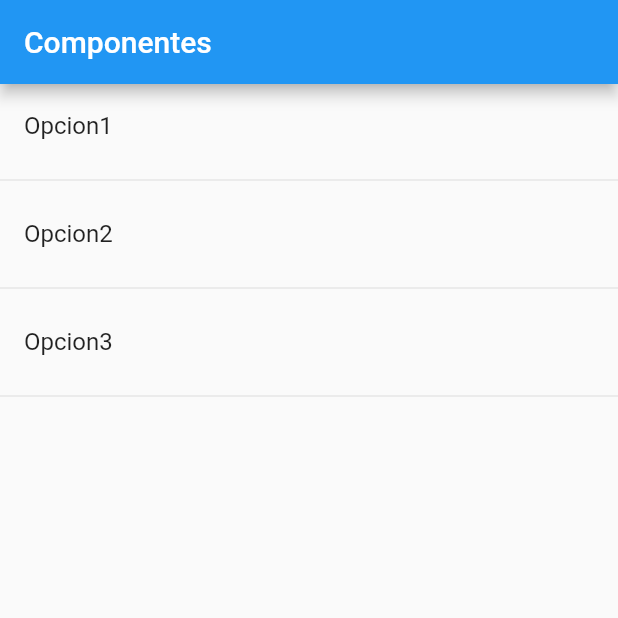
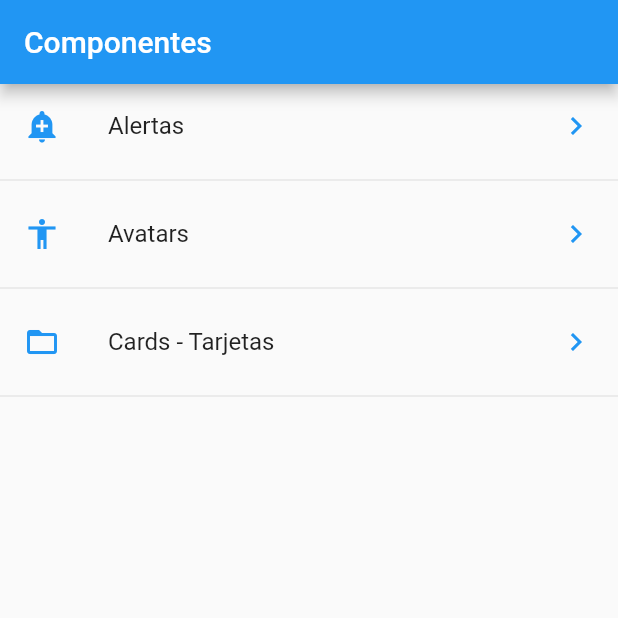
Before and after one commit to pabloramirez11294/course-flutter, a Flutter app: the screen it shows after launch, on a phone screen of 412 x 824 dp, the top half of it. Run offline on Flutter 3.47's test engine with Material 2 defaults, Android fonts, the phone set to English and light mode, and no system bars.

Commit message:
upload json and create method getIcon

```diff
--- /dev/null
+++ b/componentes/data/menu_opts.json
@@ -0,0 +1,20 @@
+{
+    "nombreApp" : "Componentes",
+    "rutas" : [
+        {
+            "ruta" : "alert",
+            "icon" : "add_alert",
+            "texto": "Alertas"
+        },
+        {
+            "ruta" : "avatar",
+            "icon" : "accessibility",
+            "texto": "Avatars"
+        },
+        {
+            "ruta" : "card",
+            "icon" : "folder_open",
+            "texto": "Cards - Tarjetas"
+        }
+    ]
+}
--- a/componentes/lib/src/pages/home_page.dart
+++ b/componentes/lib/src/pages/home_page.dart
@@ -1,4 +1,6 @@
 import 'package:flutter/material.dart';
+import 'package:componentes/src/providers/menu_provider.dart';
+import 'package:componentes/src/utils/icon_string_util.dart';
 
 class HomePage extends StatelessWidget {
   //const HomePage({Key key}) : super(key: key);
@@ -14,25 +16,37 @@ class HomePage extends StatelessWidget {
   }
 
   Widget _lista() {
-    return ListView(
-      children: _listaItems(),
+    // print(menuProvider.opciones);
+    // menuProvider.cargarData().then((opciones) {
+    //   print('_lista');
+    //   print(opciones);
+    // });
+
+    return FutureBuilder(
+      future: menuProvider.cargarData(),
+      initialData: [],
+      builder: (context, AsyncSnapshot<List<dynamic>> snapshot) {
+        return ListView(
+          children: _listaItems(snapshot.data),
+        );
+      },
     );
   }
 
-  List<Widget> _listaItems() {
-    return [
-      ListTile(
-        title: Text('Opcion1'),
-      ),
-      Divider(),
-      ListTile(
-        title: Text('Opcion2'),
-      ),
-      Divider(),
-      ListTile(
-        title: Text('Opcion3'),
-      ),
-      Divider(),
-    ];
+  List<Widget> _listaItems(List<dynamic> data) {
+    final List<Widget> opciones = [];
+    data.forEach((opt) {
+      final widTemp = ListTile(
+        title: Text(opt['texto']),
+        leading: getIcon(opt['icon']),
+        trailing: Icon(
+          Icons.keyboard_arrow_right,
+          color: Colors.blue,
+        ),
+        onTap: () {},
+      );
+      opciones..add(widTemp)..add(Divider());
+    });
+    return opciones;
   }
 }
--- /dev/null
+++ b/componentes/lib/src/utils/icon_string_util.dart
@@ -0,0 +1,14 @@
+import 'package:flutter/material.dart';
+
+final _icons = <String, IconData>{
+  'add_alert': Icons.add_alert,
+  'accessibility': Icons.accessibility,
+  'folder_open': Icons.folder_open,
+};
+
+Icon getIcon(String nombreIcono) {
+  return Icon(
+    _icons[nombreIcono],
+    color: Colors.blue,
+  );
+}
--- a/componentes/pubspec.yaml
+++ b/componentes/pubspec.yaml
@@ -45,8 +45,8 @@ flutter:
   uses-material-design: true
 
   # To add assets to your application, add an assets section, like this:
-  # assets:
-  #   - images/a_dot_burr.jpeg
+  assets:
+   - data/menu_opts.json
   #   - images/a_dot_ham.jpeg
 
   # An image asset can refer to one or more resolution-specific "variants", see
```
Also changed, not shown: componentes/lib/src/providers/menu_provider.dart (added, +20 -0 lines).
